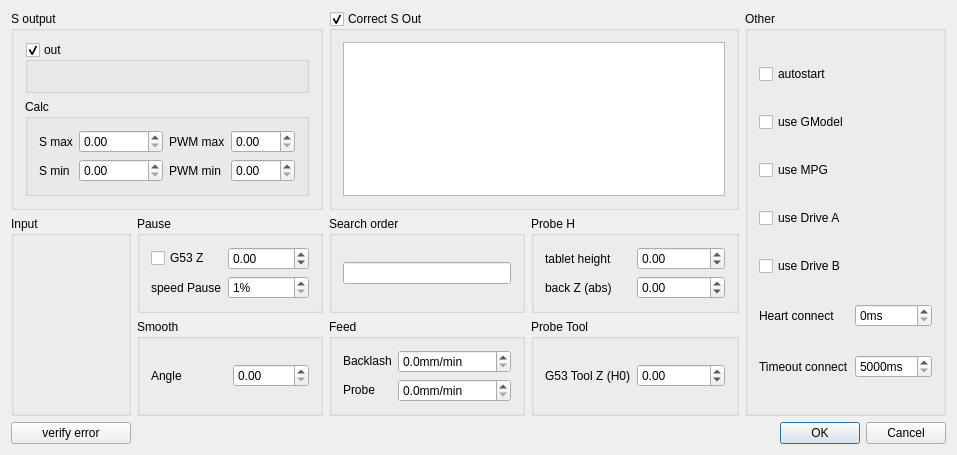
Old version of the form wlproj/wlmill/wleditmillwidget.ui in the repository wldevru/src.
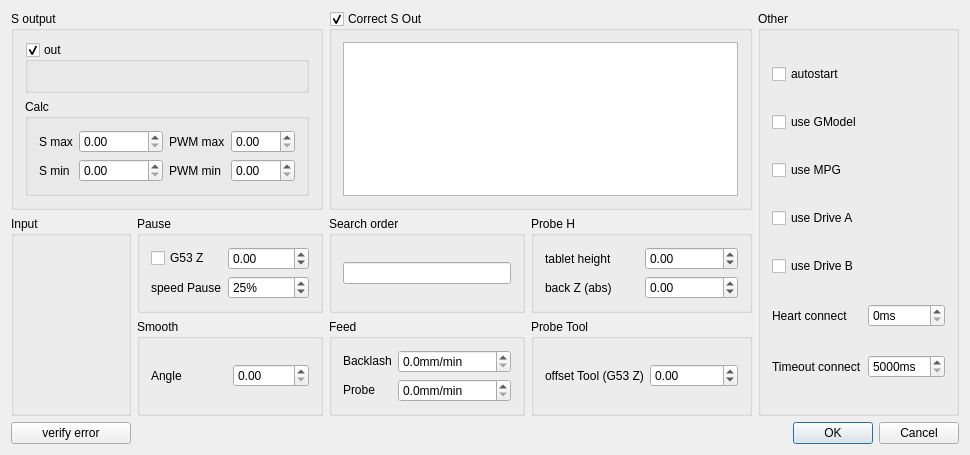
New version of the form. Custom widgets are drawn as their Qt base class.

Diff of the .ui file:
```diff
--- a/wlproj/wlmill/wleditmillwidget.ui
+++ b/wlproj/wlmill/wleditmillwidget.ui
@@ -106,6 +106,9 @@
         <property name="singleStep">
          <number>1</number>
         </property>
+        <property name="value">
+         <number>25</number>
+        </property>
        </widget>
       </item>
      </layout>
@@ -515,7 +518,7 @@
          <string>height from bottom of sensor</string>
         </property>
         <property name="text">
-         <string>G53 Tool Z (H0)</string>
+         <string>offset Tool (G53 Z)</string>
         </property>
        </widget>
       </item>
```
Left out of the diff: 2 changed lines with no effect on the pictures.
